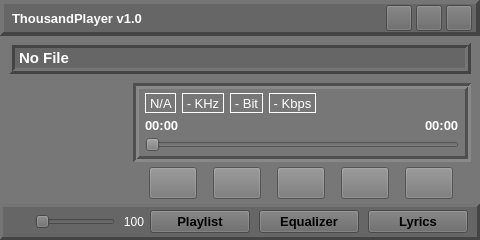
First picture: the form in source/ui/mainwindow/tp_mainwindow.ui, repository ZXfkSIE/ThousandPlayer, before the edit.
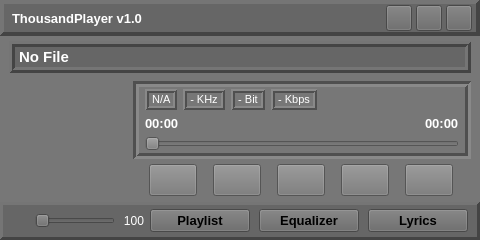
Second picture: the form after the edit. Custom widgets are drawn as their Qt base class.

Patch:
```diff
--- a/source/ui/mainwindow/tp_mainwindow.ui
+++ b/source/ui/mainwindow/tp_mainwindow.ui
@@ -230,13 +230,13 @@
      <property name="minimumSize">
       <size>
        <width>0</width>
-       <height>47</height>
+       <height>45</height>
       </size>
      </property>
      <property name="maximumSize">
       <size>
        <width>16777215</width>
-       <height>47</height>
+       <height>45</height>
       </size>
      </property>
      <property name="mouseTracking">
@@ -244,10 +244,10 @@
      </property>
      <layout class="QHBoxLayout" name="horizontalLayout_3">
       <property name="topMargin">
-       <number>6</number>
+       <number>5</number>
       </property>
       <property name="bottomMargin">
-       <number>9</number>
+       <number>7</number>
       </property>
       <item>
        <widget class="QLabel" name="label_Info">
@@ -374,40 +374,28 @@
            </property>
            <layout class="QVBoxLayout" name="verticalLayout_4">
             <property name="spacing">
-             <number>2</number>
+             <number>3</number>
             </property>
             <property name="leftMargin">
              <number>6</number>
             </property>
             <property name="topMargin">
-             <number>4</number>
+             <number>2</number>
             </property>
             <property name="rightMargin">
              <number>6</number>
             </property>
             <property name="bottomMargin">
-             <number>4</number>
+             <number>2</number>
             </property>
             <item>
              <widget class="QWidget" name="widget_FileInfoContainer" native="true">
               <property name="sizePolicy">
-               <sizepolicy hsizetype="Preferred" vsizetype="Fixed">
+               <sizepolicy hsizetype="Preferred" vsizetype="Minimum">
                 <horstretch>0</horstretch>
                 <verstretch>0</verstretch>
                </sizepolicy>
               </property>
-              <property name="minimumSize">
-               <size>
-                <width>0</width>
-                <height>20</height>
-               </size>
-              </property>
-              <property name="maximumSize">
-               <size>
-                <width>16777215</width>
-                <height>20</height>
-               </size>
-              </property>
               <property name="mouseTracking">
                <bool>true</bool>
               </property>
@@ -427,26 +415,14 @@
                <item>
                 <widget class="QLabel" name="label_AudioFormat">
                  <property name="sizePolicy">
-                  <sizepolicy hsizetype="Minimum" vsizetype="Fixed">
+                  <sizepolicy hsizetype="Minimum" vsizetype="Minimum">
                    <horstretch>0</horstretch>
                    <verstretch>0</verstretch>
                   </sizepolicy>
                  </property>
-                 <property name="minimumSize">
-                  <size>
-                   <width>0</width>
-                   <height>20</height>
-                  </size>
-                 </property>
-                 <property name="maximumSize">
-                  <size>
-                   <width>16777215</width>
-                   <height>20</height>
-                  </size>
-                 </property>
                  <property name="font">
                   <font>
-                   <pointsize>10</pointsize>
+                   <pointsize>8</pointsize>
                   </font>
                  </property>
                  <property name="mouseTracking">
@@ -458,6 +434,12 @@
                  <property name="frameShape">
                   <enum>QFrame::Box</enum>
                  </property>
+                 <property name="frameShadow">
+                  <enum>QFrame::Raised</enum>
+                 </property>
+                 <property name="lineWidth">
+                  <number>2</number>
+                 </property>
                  <property name="text">
                   <string notr="true"> N/A </string>
                  </property>
@@ -469,26 +451,14 @@
                <item>
                 <widget class="QLabel" name="label_AudioFrequency">
                  <property name="sizePolicy">
-                  <sizepolicy hsizetype="Minimum" vsizetype="Fixed">
+                  <sizepolicy hsizetype="Minimum" vsizetype="Minimum">
                    <horstretch>0</horstretch>
                    <verstretch>0</verstretch>
                   </sizepolicy>
                  </property>
-                 <property name="minimumSize">
-                  <size>
-                   <width>0</width>
-                   <height>20</height>
-                  </size>
-                 </property>
-                 <property name="maximumSize">
-                  <size>
-                   <width>16777215</width>
-                   <height>20</height>
-                  </size>
-                 </property>
                  <property name="font">
                   <font>
-                   <pointsize>10</pointsize>
+                   <pointsize>8</pointsize>
                   </font>
                  </property>
                  <property name="mouseTracking">
@@ -500,6 +470,12 @@
                  <property name="frameShape">
                   <enum>QFrame::Box</enum>
                  </property>
+                 <property name="frameShadow">
+                  <enum>QFrame::Raised</enum>
+                 </property>
+                 <property name="lineWidth">
+                  <number>2</number>
+                 </property>
                  <property name="text">
                   <string notr="true"> - KHz </string>
                  </property>
@@ -511,26 +487,14 @@
                <item>
                 <widget class="QLabel" name="label_AudioBits">
                  <property name="sizePolicy">
-                  <sizepolicy hsizetype="Minimum" vsizetype="Fixed">
+                  <sizepolicy hsizetype="Minimum" vsizetype="Minimum">
                    <horstretch>0</horstretch>
                    <verstretch>0</verstretch>
                   </sizepolicy>
                  </property>
-                 <property name="minimumSize">
-                  <size>
-                   <width>0</width>
-                   <height>20</height>
-                  </size>
-                 </property>
-                 <property name="maximumSize">
-                  <size>
-                   <width>16777215</width>
-                   <height>20</height>
-                  </size>
-                 </property>
                  <property name="font">
                   <font>
-                   <pointsize>10</pointsize>
+                   <pointsize>8</pointsize>
                   </font>
                  </property>
                  <property name="mouseTracking">
@@ -542,6 +506,12 @@
                  <property name="frameShape">
                   <enum>QFrame::Box</enum>
                  </property>
+                 <property name="frameShadow">
+                  <enum>QFrame::Raised</enum>
+                 </property>
+                 <property name="lineWidth">
+                  <number>2</number>
+                 </property>
                  <property name="text">
                   <string notr="true"> - Bit </string>
                  </property>
@@ -553,26 +523,14 @@
                <item>
                 <widget class="QLabel" name="label_AudioBitrate">
                  <property name="sizePolicy">
-                  <sizepolicy hsizetype="Minimum" vsizetype="Fixed">
+                  <sizepolicy hsizetype="Minimum" vsizetype="Minimum">
                    <horstretch>0</horstretch>
                    <verstretch>0</verstretch>
                   </sizepolicy>
                  </property>
-                 <property name="minimumSize">
-                  <size>
-                   <width>0</width>
-                   <height>20</height>
-                  </size>
-                 </property>
-                 <property name="maximumSize">
-                  <size>
-                   <width>16777215</width>
-                   <height>20</height>
-                  </size>
-                 </property>
                  <property name="font">
                   <font>
-                   <pointsize>10</pointsize>
+                   <pointsize>8</pointsize>
                   </font>
                  </property>
                  <property name="mouseTracking">
@@ -584,6 +542,12 @@
                  <property name="frameShape">
                   <enum>QFrame::Box</enum>
                  </property>
+                 <property name="frameShadow">
+                  <enum>QFrame::Raised</enum>
+                 </property>
+                 <property name="lineWidth">
+                  <number>2</number>
+                 </property>
                  <property name="text">
                   <string notr="true"> - Kbps </string>
                  </property>
@@ -610,6 +574,12 @@
             </item>
             <item>
              <widget class="QWidget" name="widget_TimeStampContainer" native="true">
+              <property name="sizePolicy">
+               <sizepolicy hsizetype="Preferred" vsizetype="Minimum">
+                <horstretch>0</horstretch>
+                <verstretch>0</verstretch>
+               </sizepolicy>
+              </property>
               <property name="mouseTracking">
                <bool>true</bool>
               </property>
@@ -629,7 +599,7 @@
                <item>
                 <widget class="QLabel" name="label_CurrentTime">
                  <property name="sizePolicy">
-                  <sizepolicy hsizetype="Minimum" vsizetype="Preferred">
+                  <sizepolicy hsizetype="Minimum" vsizetype="Minimum">
                    <horstretch>0</horstretch>
                    <verstretch>0</verstretch>
                   </sizepolicy>
@@ -668,7 +638,7 @@
                <item>
                 <widget class="QLabel" name="label_DurationTime">
                  <property name="sizePolicy">
-                  <sizepolicy hsizetype="Minimum" vsizetype="Preferred">
+                  <sizepolicy hsizetype="Minimum" vsizetype="Minimum">
                    <horstretch>0</horstretch>
                    <verstretch>0</verstretch>
                   </sizepolicy>
@@ -696,6 +666,12 @@
             </item>
             <item>
              <widget class="QSlider" name="slider_Time">
+              <property name="sizePolicy">
+               <sizepolicy hsizetype="Expanding" vsizetype="Preferred">
+                <horstretch>0</horstretch>
+                <verstretch>0</verstretch>
+               </sizepolicy>
+              </property>
               <property name="mouseTracking">
                <bool>true</bool>
               </property>
```
